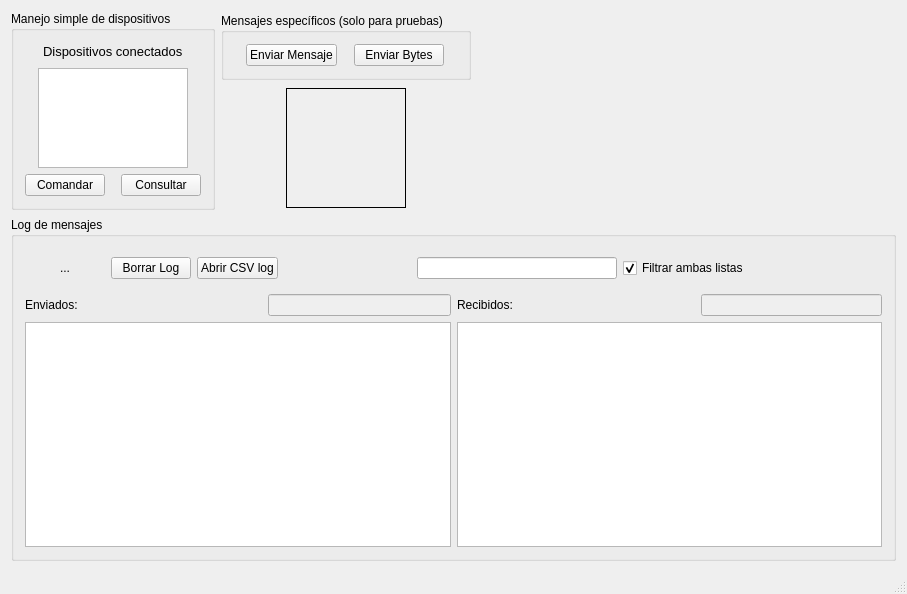
Before: the Qt Designer form mainwindow.ui in arukagiri/interfazLAC, drawn with Qt 5.
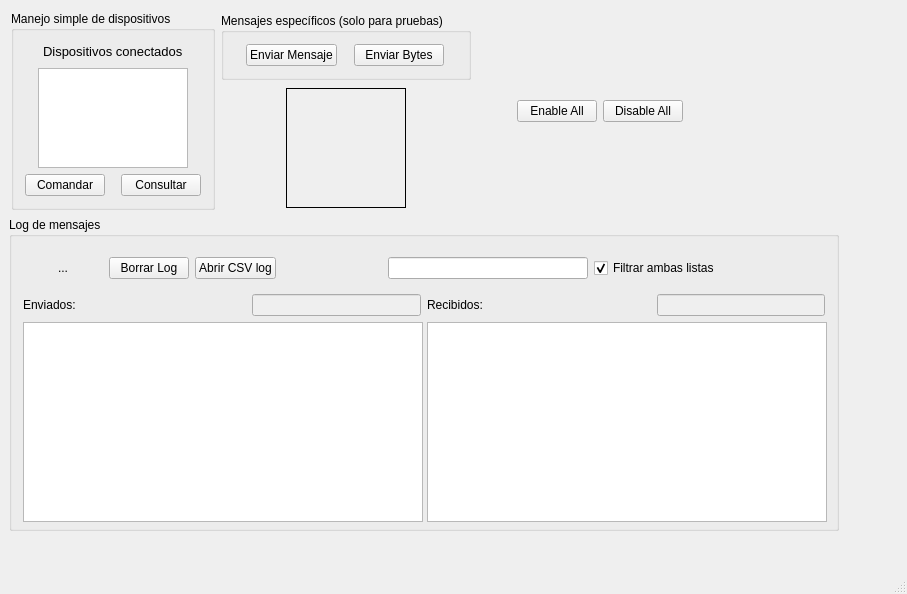
After: the same form once the commit is applied. Icons and pictures are not drawn.

Commit message: Agregado de botones enable, disable y shutdown

The edit to the form file:
```diff
--- a/mainwindow.ui
+++ b/mainwindow.ui
@@ -14,8 +14,248 @@
    <string>MainWindow</string>
   </property>
   <widget class="QWidget" name="centralWidget">
-   <layout class="QVBoxLayout" name="verticalLayout_3">
+   <widget class="QGroupBox" name="groupBox_3">
+    <property name="geometry">
+     <rect>
+      <x>9</x>
+      <y>217</y>
+      <width>830</width>
+      <height>314</height>
+     </rect>
+    </property>
+    <property name="sizePolicy">
+     <sizepolicy hsizetype="Expanding" vsizetype="Expanding">
+      <horstretch>0</horstretch>
+      <verstretch>0</verstretch>
+     </sizepolicy>
+    </property>
+    <property name="title">
+     <string>Log de mensajes</string>
+    </property>
+    <layout class="QGridLayout" name="gridLayout_2">
+     <item row="0" column="0" colspan="2">
+      <layout class="QHBoxLayout" name="horizontalLayout_3">
     <item>
+        <widget class="QToolButton" name="logButton">
+         <property name="minimumSize">
+          <size>
+           <width>80</width>
+           <height>40</height>
+          </size>
+         </property>
+         <property name="toolTip">
+          <string>&lt;html&gt;&lt;head/&gt;&lt;body&gt;&lt;p&gt;Activa y desactiva el log&lt;/p&gt;&lt;/body&gt;&lt;/html&gt;</string>
+         </property>
+         <property name="styleSheet">
+          <string notr="true">border:none;</string>
+         </property>
+         <property name="text">
+          <string>...</string>
+         </property>
+         <property name="icon">
+          <iconset resource="imagenes.qrc">
+           <normaloff>:/Imagenes/offSwitch.png</normaloff>
+           <normalon>:/Imagenes/onSwitch.png</normalon>:/Imagenes/offSwitch.png</iconset>
+         </property>
+         <property name="iconSize">
+          <size>
+           <width>80</width>
+           <height>40</height>
+          </size>
+         </property>
+         <property name="checkable">
+          <bool>true</bool>
+         </property>
+        </widget>
+       </item>
+       <item>
+        <widget class="QPushButton" name="refreshButton">
+         <property name="text">
+          <string>Borrar Log</string>
+         </property>
+        </widget>
+       </item>
+       <item>
+        <widget class="QPushButton" name="pushButton">
+         <property name="text">
+          <string>Abrir CSV log</string>
+         </property>
+        </widget>
+       </item>
+       <item>
+        <spacer name="horizontalSpacer_2">
+         <property name="orientation">
+          <enum>Qt::Horizontal</enum>
+         </property>
+         <property name="sizeHint" stdset="0">
+          <size>
+           <width>40</width>
+           <height>20</height>
+          </size>
+         </property>
+        </spacer>
+       </item>
+       <item>
+        <widget class="QLineEdit" name="searchBar">
+         <property name="sizePolicy">
+          <sizepolicy hsizetype="Fixed" vsizetype="Fixed">
+           <horstretch>0</horstretch>
+           <verstretch>0</verstretch>
+          </sizepolicy>
+         </property>
+         <property name="minimumSize">
+          <size>
+           <width>200</width>
+           <height>0</height>
+          </size>
+         </property>
+         <property name="maximumSize">
+          <size>
+           <width>200</width>
+           <height>16777215</height>
+          </size>
+         </property>
+         <property name="toolTip">
+          <string>&lt;html&gt;&lt;head/&gt;&lt;body&gt;&lt;p&gt;Filtro para ambas tablas.&lt;/p&gt;&lt;/body&gt;&lt;/html&gt;</string>
+         </property>
+        </widget>
+       </item>
+       <item>
+        <widget class="QCheckBox" name="checkBox">
+         <property name="text">
+          <string>Filtrar ambas listas</string>
+         </property>
+         <property name="checked">
+          <bool>true</bool>
+         </property>
+        </widget>
+       </item>
+       <item>
+        <spacer name="horizontalSpacer_11">
+         <property name="orientation">
+          <enum>Qt::Horizontal</enum>
+         </property>
+         <property name="sizeHint" stdset="0">
+          <size>
+           <width>40</width>
+           <height>20</height>
+          </size>
+         </property>
+        </spacer>
+       </item>
+      </layout>
+     </item>
+     <item row="1" column="0">
+      <layout class="QVBoxLayout" name="verticalLayout_4">
+       <item>
+        <layout class="QHBoxLayout" name="horizontalLayout_9">
+         <item>
+          <widget class="QLabel" name="label_2">
+           <property name="text">
+            <string>Enviados:</string>
+           </property>
+          </widget>
+         </item>
+         <item>
+          <spacer name="horizontalSpacer">
+           <property name="orientation">
+            <enum>Qt::Horizontal</enum>
+           </property>
+           <property name="sizeHint" stdset="0">
+            <size>
+             <width>40</width>
+             <height>20</height>
+            </size>
+           </property>
+          </spacer>
+         </item>
+         <item>
+          <widget class="QLineEdit" name="sent_searchBar">
+           <property name="enabled">
+            <bool>false</bool>
+           </property>
+           <property name="toolTip">
+            <string>&lt;html&gt;&lt;head/&gt;&lt;body&gt;&lt;p&gt;Filtro de mensajes enviados&lt;/p&gt;&lt;/body&gt;&lt;/html&gt;</string>
+           </property>
+          </widget>
+         </item>
+        </layout>
+       </item>
+       <item>
+        <widget class="QTableWidget" name="tableWidget_sent">
+         <property name="minimumSize">
+          <size>
+           <width>400</width>
+           <height>200</height>
+          </size>
+         </property>
+         <property name="maximumSize">
+          <size>
+           <width>16777215</width>
+           <height>600</height>
+          </size>
+         </property>
+        </widget>
+       </item>
+      </layout>
+     </item>
+     <item row="1" column="1">
+      <layout class="QVBoxLayout" name="verticalLayout_5">
+       <item>
+        <layout class="QHBoxLayout" name="horizontalLayout_10">
+         <item>
+          <widget class="QLabel" name="label_3">
+           <property name="text">
+            <string>Recibidos:</string>
+           </property>
+          </widget>
+         </item>
+         <item>
+          <spacer name="horizontalSpacer_8">
+           <property name="orientation">
+            <enum>Qt::Horizontal</enum>
+           </property>
+           <property name="sizeHint" stdset="0">
+            <size>
+             <width>40</width>
+             <height>20</height>
+            </size>
+           </property>
+          </spacer>
+         </item>
+         <item>
+          <widget class="QLineEdit" name="received_searchBar">
+           <property name="enabled">
+            <bool>false</bool>
+           </property>
+           <property name="toolTip">
+            <string>&lt;html&gt;&lt;head/&gt;&lt;body&gt;&lt;p&gt;Filtro de mensajes recibidos.&lt;/p&gt;&lt;/body&gt;&lt;/html&gt;</string>
+           </property>
+          </widget>
+         </item>
+        </layout>
+       </item>
+       <item>
+        <widget class="QTableWidget" name="tableWidget_received">
+         <property name="minimumSize">
+          <size>
+           <width>400</width>
+           <height>200</height>
+          </size>
+         </property>
+         <property name="maximumSize">
+          <size>
+           <width>16777215</width>
+           <height>600</height>
+          </size>
+         </property>
+        </widget>
+       </item>
+      </layout>
+     </item>
+    </layout>
+   </widget>
+   <widget class="QWidget" name="">
      <layout class="QHBoxLayout" name="horizontalLayout_5">
       <item>
        <widget class="QGroupBox" name="groupBox">
@@ -351,6 +591,24 @@
         </property>
        </spacer>
       </item>
+     <item>
+      <layout class="QHBoxLayout" name="horizontalLayout_12">
+       <item>
+        <widget class="QPushButton" name="pushButton_gen_enable">
+         <property name="text">
+          <string>Enable All</string>
+         </property>
+        </widget>
+       </item>
+       <item>
+        <widget class="QPushButton" name="pushButton_gen_disable">
+         <property name="text">
+          <string>Disable All</string>
+         </property>
+        </widget>
+       </item>
+      </layout>
+     </item>
       <item>
        <widget class="QLabel" name="label_4">
         <property name="sizePolicy">
@@ -396,243 +654,7 @@
        </spacer>
       </item>
      </layout>
-    </item>
-    <item>
-     <widget class="QGroupBox" name="groupBox_3">
-      <property name="sizePolicy">
-       <sizepolicy hsizetype="Expanding" vsizetype="Expanding">
-        <horstretch>0</horstretch>
-        <verstretch>0</verstretch>
-       </sizepolicy>
-      </property>
-      <property name="title">
-       <string>Log de mensajes</string>
-      </property>
-      <layout class="QGridLayout" name="gridLayout_2">
-       <item row="0" column="0" colspan="2">
-        <layout class="QHBoxLayout" name="horizontalLayout_3">
-         <item>
-          <widget class="QToolButton" name="logButton">
-           <property name="minimumSize">
-            <size>
-             <width>80</width>
-             <height>40</height>
-            </size>
-           </property>
-           <property name="toolTip">
-            <string>&lt;html&gt;&lt;head/&gt;&lt;body&gt;&lt;p&gt;Activa y desactiva el log&lt;/p&gt;&lt;/body&gt;&lt;/html&gt;</string>
-           </property>
-           <property name="styleSheet">
-            <string notr="true">border:none;</string>
-           </property>
-           <property name="text">
-            <string>...</string>
-           </property>
-           <property name="icon">
-            <iconset resource="imagenes.qrc">
-             <normaloff>:/Imagenes/offSwitch.png</normaloff>
-             <normalon>:/Imagenes/onSwitch.png</normalon>:/Imagenes/offSwitch.png</iconset>
-           </property>
-           <property name="iconSize">
-            <size>
-             <width>80</width>
-             <height>40</height>
-            </size>
-           </property>
-           <property name="checkable">
-            <bool>true</bool>
-           </property>
-          </widget>
-         </item>
-         <item>
-          <widget class="QPushButton" name="refreshButton">
-           <property name="text">
-            <string>Borrar Log</string>
-           </property>
-          </widget>
-         </item>
-         <item>
-          <widget class="QPushButton" name="pushButton">
-           <property name="text">
-            <string>Abrir CSV log</string>
-           </property>
-          </widget>
-         </item>
-         <item>
-          <spacer name="horizontalSpacer_2">
-           <property name="orientation">
-            <enum>Qt::Horizontal</enum>
-           </property>
-           <property name="sizeHint" stdset="0">
-            <size>
-             <width>40</width>
-             <height>20</height>
-            </size>
-           </property>
-          </spacer>
-         </item>
-         <item>
-          <widget class="QLineEdit" name="searchBar">
-           <property name="sizePolicy">
-            <sizepolicy hsizetype="Fixed" vsizetype="Fixed">
-             <horstretch>0</horstretch>
-             <verstretch>0</verstretch>
-            </sizepolicy>
-           </property>
-           <property name="minimumSize">
-            <size>
-             <width>200</width>
-             <height>0</height>
-            </size>
-           </property>
-           <property name="maximumSize">
-            <size>
-             <width>200</width>
-             <height>16777215</height>
-            </size>
-           </property>
-           <property name="toolTip">
-            <string>&lt;html&gt;&lt;head/&gt;&lt;body&gt;&lt;p&gt;Filtro para ambas tablas.&lt;/p&gt;&lt;/body&gt;&lt;/html&gt;</string>
-           </property>
-          </widget>
-         </item>
-         <item>
-          <widget class="QCheckBox" name="checkBox">
-           <property name="text">
-            <string>Filtrar ambas listas</string>
-           </property>
-           <property name="checked">
-            <bool>true</bool>
-           </property>
-          </widget>
-         </item>
-         <item>
-          <spacer name="horizontalSpacer_11">
-           <property name="orientation">
-            <enum>Qt::Horizontal</enum>
-           </property>
-           <property name="sizeHint" stdset="0">
-            <size>
-             <width>40</width>
-             <height>20</height>
-            </size>
-           </property>
-          </spacer>
-         </item>
-        </layout>
-       </item>
-       <item row="1" column="0">
-        <layout class="QVBoxLayout" name="verticalLayout_4">
-         <item>
-          <layout class="QHBoxLayout" name="horizontalLayout_9">
-           <item>
-            <widget class="QLabel" name="label_2">
-             <property name="text">
-              <string>Enviados:</string>
-             </property>
-            </widget>
-           </item>
-           <item>
-            <spacer name="horizontalSpacer">
-             <property name="orientation">
-              <enum>Qt::Horizontal</enum>
-             </property>
-             <property name="sizeHint" stdset="0">
-              <size>
-               <width>40</width>
-               <height>20</height>
-              </size>
-             </property>
-            </spacer>
-           </item>
-           <item>
-            <widget class="QLineEdit" name="sent_searchBar">
-             <property name="enabled">
-              <bool>false</bool>
-             </property>
-             <property name="toolTip">
-              <string>&lt;html&gt;&lt;head/&gt;&lt;body&gt;&lt;p&gt;Filtro de mensajes enviados&lt;/p&gt;&lt;/body&gt;&lt;/html&gt;</string>
-             </property>
-            </widget>
-           </item>
-          </layout>
-         </item>
-         <item>
-          <widget class="QTableWidget" name="tableWidget_sent">
-           <property name="minimumSize">
-            <size>
-             <width>400</width>
-             <height>200</height>
-            </size>
-           </property>
-           <property name="maximumSize">
-            <size>
-             <width>16777215</width>
-             <height>600</height>
-            </size>
-           </property>
-          </widget>
-         </item>
-        </layout>
-       </item>
-       <item row="1" column="1">
-        <layout class="QVBoxLayout" name="verticalLayout_5">
-         <item>
-          <layout class="QHBoxLayout" name="horizontalLayout_10">
-           <item>
-            <widget class="QLabel" name="label_3">
-             <property name="text">
-              <string>Recibidos:</string>
-             </property>
-            </widget>
-           </item>
-           <item>
-            <spacer name="horizontalSpacer_8">
-             <property name="orientation">
-              <enum>Qt::Horizontal</enum>
-             </property>
-             <property name="sizeHint" stdset="0">
-              <size>
-               <width>40</width>
-               <height>20</height>
-              </size>
-             </property>
-            </spacer>
-           </item>
-           <item>
-            <widget class="QLineEdit" name="received_searchBar">
-             <property name="enabled">
-              <bool>false</bool>
-             </property>
-             <property name="toolTip">
-              <string>&lt;html&gt;&lt;head/&gt;&lt;body&gt;&lt;p&gt;Filtro de mensajes recibidos.&lt;/p&gt;&lt;/body&gt;&lt;/html&gt;</string>
-             </property>
-            </widget>
-           </item>
-          </layout>
-         </item>
-         <item>
-          <widget class="QTableWidget" name="tableWidget_received">
-           <property name="minimumSize">
-            <size>
-             <width>400</width>
-             <height>200</height>
-            </size>
-           </property>
-           <property name="maximumSize">
-            <size>
-             <width>16777215</width>
-             <height>600</height>
-            </size>
-           </property>
-          </widget>
-         </item>
-        </layout>
-       </item>
-      </layout>
-     </widget>
-    </item>
-   </layout>
+   </widget>
   </widget>
   <widget class="QStatusBar" name="statusBar"/>
   <widget class="QMenuBar" name="menuBar">
```
Left out of the diff: 2 changed lines with no effect on the pictures. Lines whose indentation alone changed are shown as unchanged. The commit also changes 18 other files.
